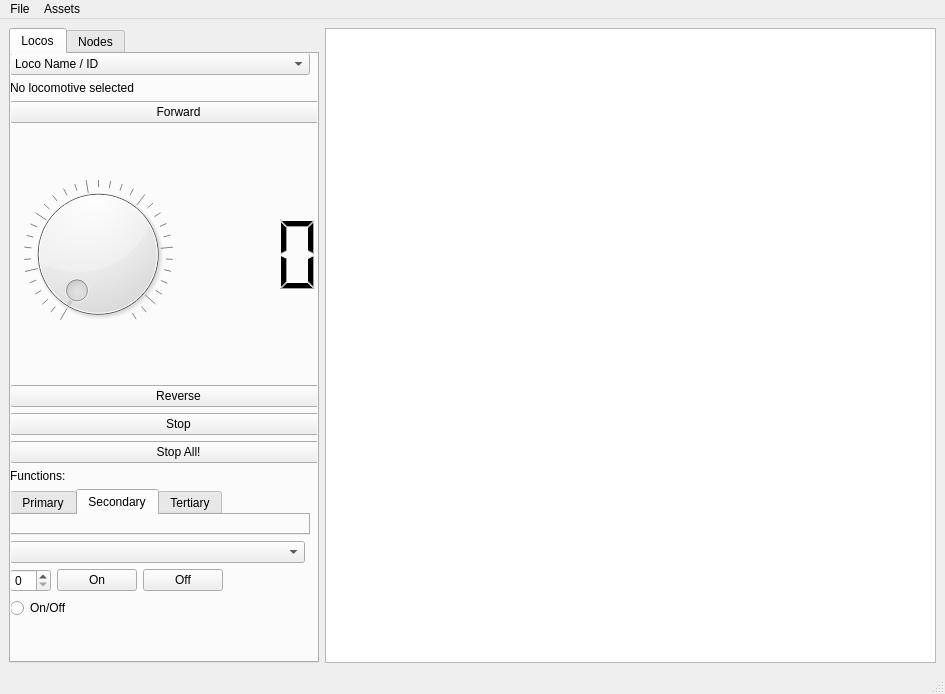
The window that mainwindow.ui (penguintutor/pyvlcb) describes before a commit, drawn with Qt 5.
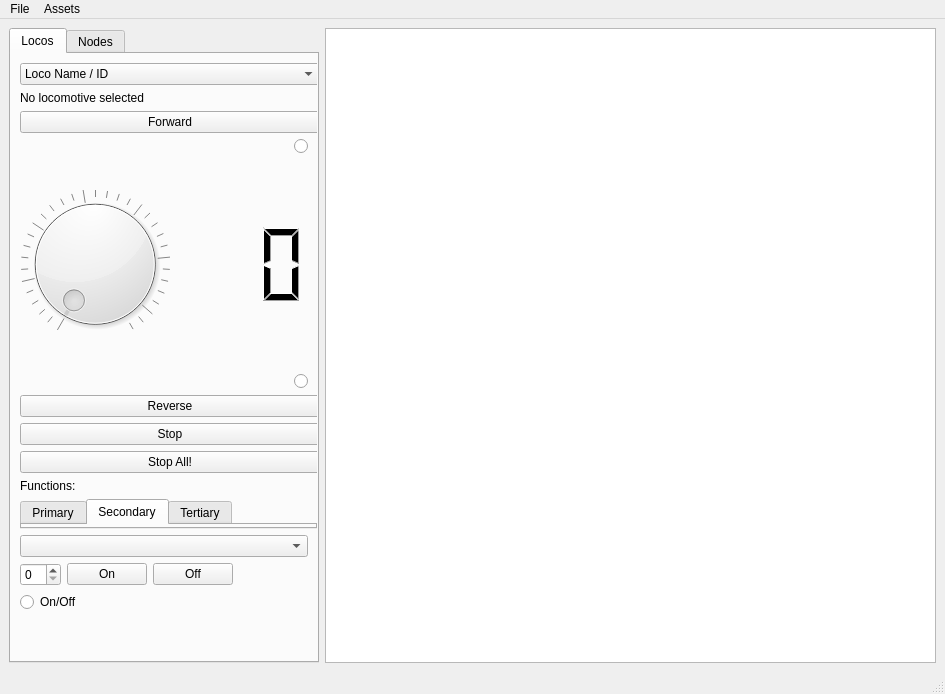
The same window after the commit. The open tabs and pages were chosen to show the change.

```diff
--- a/mainwindow.ui
+++ b/mainwindow.ui
@@ -44,15 +44,6 @@
          <attribute name="title">
           <string>Locos</string>
          </attribute>
-         <widget class="QWidget" name="verticalLayoutWidget">
-          <property name="geometry">
-           <rect>
-            <x>-1</x>
-            <y>-1</y>
-            <width>337</width>
-            <height>610</height>
-           </rect>
-          </property>
           <layout class="QVBoxLayout" name="verticalLayout_2">
            <item>
             <widget class="QComboBox" name="locoComboBox">
@@ -96,6 +87,12 @@
            </item>
            <item>
             <widget class="QPushButton" name="locoForwardButton">
+            <property name="minimumSize">
+             <size>
+              <width>300</width>
+              <height>0</height>
+             </size>
+            </property>
              <property name="text">
               <string>Forward</string>
              </property>
@@ -157,10 +154,10 @@
                </item>
                <item>
                 <widget class="QLCDNumber" name="locoSpeedLcd">
-                 <property name="maximumSize">
+                <property name="minimumSize">
                   <size>
-                   <width>130</width>
-                   <height>16777215</height>
+                  <width>140</width>
+                  <height>0</height>
                   </size>
                  </property>
                  <property name="lineWidth">
@@ -202,6 +199,12 @@
            </item>
            <item>
             <widget class="QPushButton" name="locoReverseButton">
+            <property name="minimumSize">
+             <size>
+              <width>300</width>
+              <height>0</height>
+             </size>
+            </property>
              <property name="text">
               <string>Reverse</string>
              </property>
@@ -209,6 +212,12 @@
            </item>
            <item>
             <widget class="QPushButton" name="locoStopButton">
+            <property name="minimumSize">
+             <size>
+              <width>300</width>
+              <height>0</height>
+             </size>
+            </property>
              <property name="text">
               <string>Stop</string>
              </property>
@@ -216,6 +225,12 @@
            </item>
            <item>
             <widget class="QPushButton" name="locoStopAllButton">
+            <property name="minimumSize">
+             <size>
+              <width>300</width>
+              <height>0</height>
+             </size>
+            </property>
              <property name="text">
               <string>Stop All!</string>
              </property>
@@ -230,6 +245,12 @@
            </item>
            <item>
             <widget class="QTabWidget" name="locoFuncTab">
+            <property name="minimumSize">
+             <size>
+              <width>297</width>
+              <height>0</height>
+             </size>
+            </property>
              <property name="maximumSize">
               <size>
                <width>300</width>
@@ -237,7 +258,7 @@
               </size>
              </property>
              <property name="currentIndex">
-              <number>0</number>
+             <number>1</number>
              </property>
              <widget class="QWidget" name="tab0">
               <attribute name="title">
@@ -258,6 +279,12 @@
            </item>
            <item>
             <widget class="QComboBox" name="locoFuncCombo">
+            <property name="minimumSize">
+             <size>
+              <width>120</width>
+              <height>0</height>
+             </size>
+            </property>
              <property name="maximumSize">
               <size>
                <width>295</width>
@@ -365,7 +392,6 @@
            </item>
           </layout>
          </widget>
-        </widget>
         <widget class="QWidget" name="nodeTab">
          <attribute name="title">
           <string>Nodes</string>
@@ -392,7 +418,6 @@
             <property name="font">
              <font>
               <pointsize>12</pointsize>
-              <weight>75</weight>
               <bold>true</bold>
              </font>
             </property>
```
Lines whose indentation alone changed are shown as unchanged.
